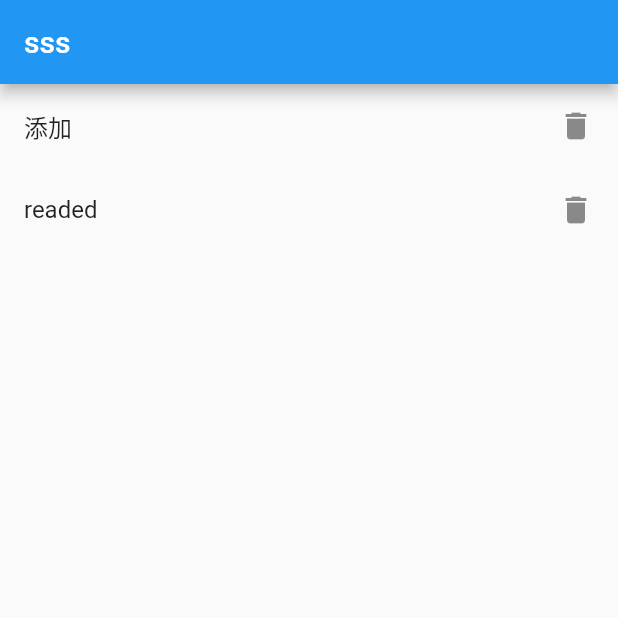
After one commit to verysi/im_leancloud_flutter_plugin, a Flutter app: the maptest screen opened directly, after a tap on "添加", on a phone screen of 412 x 824 dp, the top half of it. The commit adds this screen. Run offline on Flutter 3.47's test engine with Material 2 defaults, Android fonts, the phone set to English and light mode, and no system bars; our stand-ins replace flutter_local_notifications, platform, shared_preferences, sqflite; accounts and stored records are empty; statements that could not run were skipped.

```diff
--- a/example/lib/sql/message.dart
+++ b/example/lib/sql/message.dart
@@ -3,6 +3,7 @@ class Message {
   String conversationId;
   String messagefrom;
   String messageId;
+  String MessageStatus;//枚举：
   int id;
   int timestamp;
   int deliveredAt;
@@ -14,6 +15,7 @@ class Message {
     this.content = obj['content'];
     this.messagefrom = obj['messagefrom'];
     this.conversationId = obj['conversationId'];
+    this.MessageStatus=obj['MessageStatus'];
   }
 
   Map<String, dynamic> toMap() {
@@ -21,6 +23,7 @@ class Message {
     map['content'] = this.content;
     map['messagefrom'] = this.messagefrom;
     map['conversationId'] = this.conversationId;
+    map['MessageStatus']=this.MessageStatus;
     return map;
   }
 
--- /dev/null
+++ b/example/lib/sql/messagestate.dart
@@ -0,0 +1,77 @@
+import 'package:flutter/material.dart';
+
+enum MessageStatus {
+  AVIMMessageStatusNone,
+  AVIMMessageStatusSending,
+  AVIMMessageStatusSent,
+  AVIMMessageStatusReceipt,
+  AVIMMessageStatusFailed,
+  readed
+}
+
+class MessageState {
+  String lastmessagestatus;
+  static Map conversationstatus = {};
+  static Future<void> setconversationstatus(String conversationId) {
+    if (!conversationstatus.containsKey(conversationId)) {
+      conversationstatus.addAll({conversationId: 'readed'});
+    } else {
+      conversationstatus[conversationId] = 'unread';
+    }
+  }
+}
+
+void main() {
+  runApp(new MaterialApp(
+    title: '测试',
+    theme: new ThemeData(
+      primarySwatch: Colors.blue,
+    ),
+    home: new maptest(),
+  ));
+}
+
+class maptest extends StatefulWidget {
+  @override
+  _maptestState createState() => new _maptestState();
+}
+
+class _maptestState extends State<maptest> {
+  String text = '你好';
+  haha() async {
+    await MessageState.setconversationstatus('conid');
+    setState(() {
+      text = MessageState.conversationstatus['conid'];
+    });
+  }
+
+  @override
+  Widget build(BuildContext context) {
+    return new Scaffold(
+      appBar: new AppBar(
+        title: new Text('sss'),
+      ),
+      body: new ListView(
+        children: <Widget>[
+          // 一个有图片和文字组成的简单列表item
+          new ListTile(
+            title: new Text('添加'),
+            // 右边的图标
+            trailing: new Icon(Icons.delete),
+            onTap: () {
+              haha();
+            },
+          ),
+          new ListTile(
+            title: new Text('$text'),
+            // 右边的图标
+            trailing: new Icon(Icons.delete),
+            onTap: () {
+
+            },
+          ),
+        ],
+      ),
+    );
+  }
+}
--- a/example/lib/talk.dart
+++ b/example/lib/talk.dart
@@ -1,3 +1,4 @@
+//使用自建的消息缓存，详情查看sql文件夹。
 import 'package:flutter/material.dart';
 import 'sql/conversation.dart';
 import 'dart:convert';
--- a/example/pubspec.yaml
+++ b/example/pubspec.yaml
@@ -16,6 +16,8 @@ dependencies:
   sqflite: ^0.12.2+1
   path_provider: ^0.4.1
   shared_preferences: ^0.4.3
+  http: ^0.12.0
+  flutter_local_notifications: ^0.4.5
 
 dev_dependencies:
   flutter_test:
```
Also changed, not shown: example/lib/main.dart (+106 -7 lines), example/lib/refresh_list_view.dart (added, +70 -0 lines), example/lib/talk2.dart (+45 -6 lines), 10 other files.
